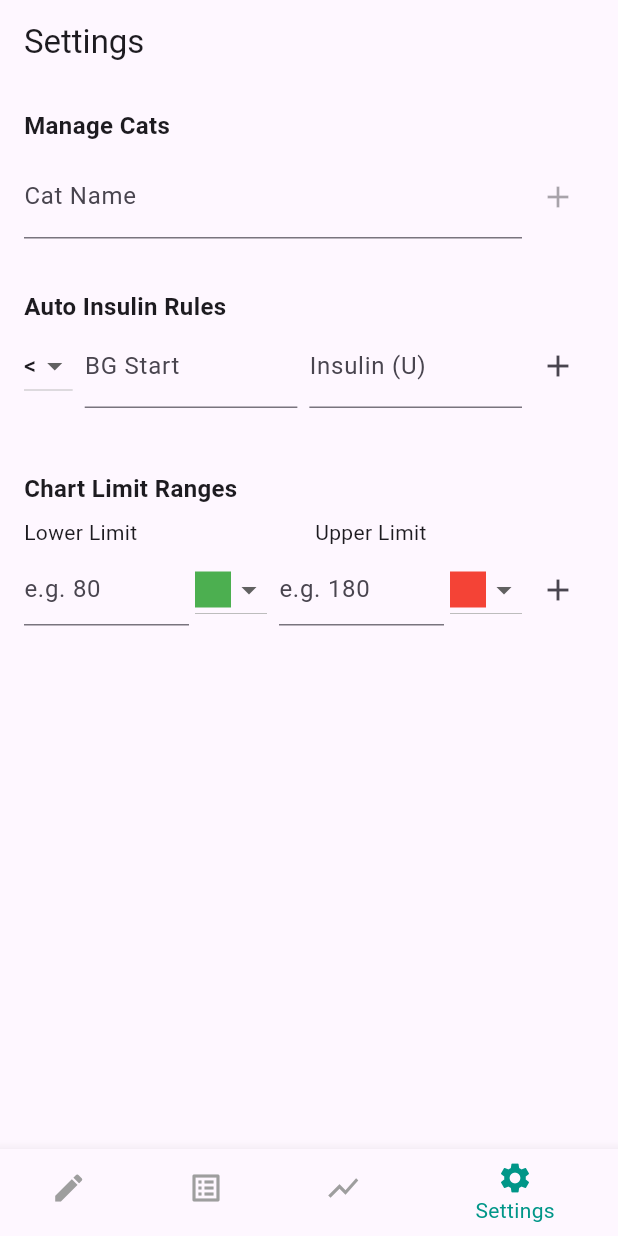
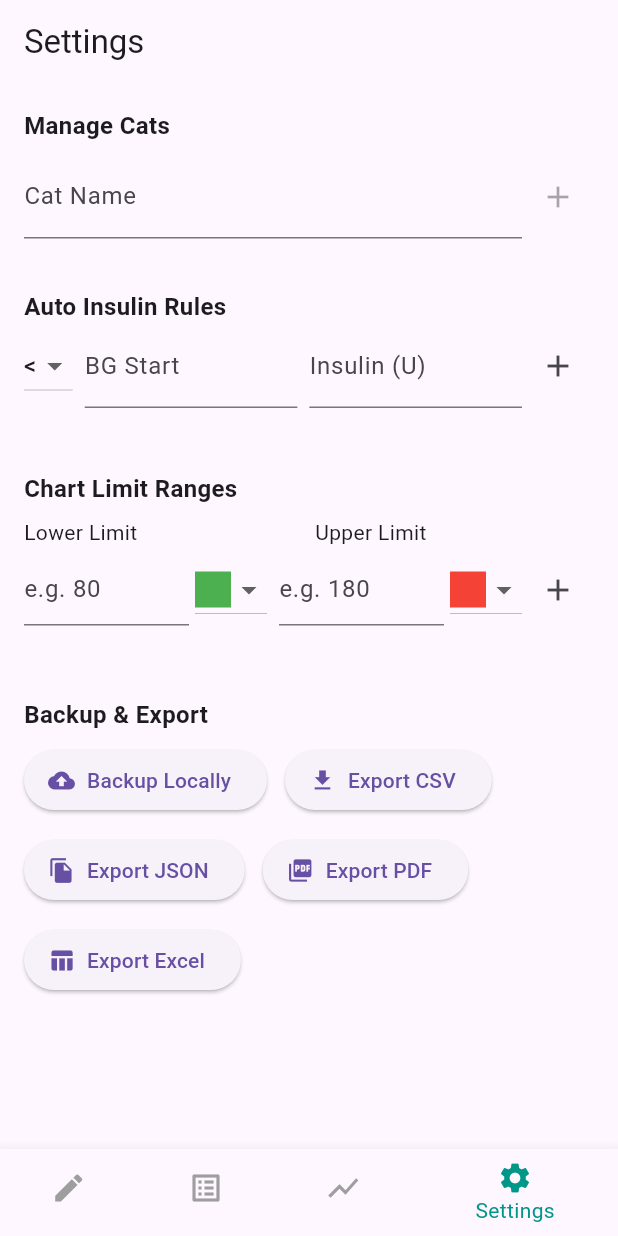
Before and after one commit to markcqhsu/cat_blood_tracker_0416_2, a Flutter app: the screen it shows after launch, item 4 of the bottom bar chosen, on a phone screen of 412 x 824 dp. Run offline on Flutter 3.47's test engine with Material 3 defaults, Android fonts, the phone set to English and light mode, and no system bars; our stand-ins replace csv, file_picker, fl_chart; accounts and stored records are empty.

Commit message:
完成CSV備份

```diff
--- a/lib/screens/settings/settings_screen.dart
+++ b/lib/screens/settings/settings_screen.dart
@@ -1,7 +1,12 @@
 import 'package:flutter/material.dart';
 import 'package:provider/provider.dart';
+import 'package:csv/csv.dart';
+import 'package:file_picker/file_picker.dart';
 import '../../providers/settings_provider.dart';
 import '../../providers/cat_provider.dart';
+import 'dart:io';
+import 'dart:convert';
+import '../../providers/entry_provider.dart';
 
 class SettingsScreen extends StatefulWidget {
   const SettingsScreen({super.key});
@@ -17,7 +22,7 @@ class _SettingsScreenState extends State<SettingsScreen> {
   String _comparison = '<';
   String _newCatName = '';
 
-  List<Map<String, dynamic>> _limitRanges = [];
+  final List<Map<String, dynamic>> _limitRanges = [];
 
   final _availableColors = <Color>[Colors.green, Colors.orange, Colors.red, Colors.blue, Colors.purple];
 
@@ -232,6 +237,93 @@ class _SettingsScreenState extends State<SettingsScreen> {
                 ),
               ),
             )),
+            const SizedBox(height: 32),
+            const Text('Backup & Export', style: TextStyle(fontSize: 16, fontWeight: FontWeight.bold)),
+            const SizedBox(height: 8),
+            Wrap(
+              spacing: 12,
+              runSpacing: 12,
+              children: [
+                ElevatedButton.icon(
+                  icon: const Icon(Icons.backup),
+                  label: const Text('Backup Locally'),
+                  onPressed: () {
+                    // TODO: Implement local backup functionality
+                    ScaffoldMessenger.of(context).showSnackBar(const SnackBar(content: Text('Local backup initiated')));
+                  },
+                ),
+                ElevatedButton.icon(
+                  icon: const Icon(Icons.file_download),
+                  label: const Text('Export CSV'),
+                  onPressed: () async {
+                    try {
+                      final entries = context.read<EntryProvider>().entries;
+                      final rows = [
+                        ['Date', 'Blood Glucose', 'Insulin Dose', 'Weight', 'Cat ID']
+                      ];
+                      for (final e in entries) {
+                        rows.add([
+                          e.dateTime.toIso8601String(),
+                          e.bloodGlucose.toString(),
+                          e.insulinDose.toString(),
+                          e.weight?.toString() ?? '',
+                          e.catID.toString(),
+                        ]);
+                      }
+
+                      final csvString = const ListToCsvConverter().convert(rows);
+
+                      final result = await FilePicker.platform.getDirectoryPath();
+
+                      if (result != null) {
+                        final outputPath = '$result/dm_export.csv';
+                        final file = File(outputPath);
+                        await file.parent.create(recursive: true); // ensure the directory exists
+                        await file.writeAsBytes(utf8.encode(csvString)); // write as bytes
+
+                        if (!context.mounted) return;
+                        ScaffoldMessenger.of(context).showSnackBar(
+                          SnackBar(content: Text('CSV exported to $outputPath')),
+                        );
+                      } else {
+                        if (!context.mounted) return;
+                        ScaffoldMessenger.of(context).showSnackBar(
+                          const SnackBar(content: Text('Export cancelled')),
+                        );
+                      }
+                    } catch (e) {
+                      ScaffoldMessenger.of(context).showSnackBar(
+                        SnackBar(content: Text('CSV export failed: $e')),
+                      );
+                    }
+                  },
+                ),
+                ElevatedButton.icon(
+                  icon: const Icon(Icons.file_copy),
+                  label: const Text('Export JSON'),
+                  onPressed: () {
+                    // TODO: Implement JSON export
+                    ScaffoldMessenger.of(context).showSnackBar(const SnackBar(content: Text('JSON export started')));
+                  },
+                ),
+                ElevatedButton.icon(
+                  icon: const Icon(Icons.picture_as_pdf),
+                  label: const Text('Export PDF'),
+                  onPressed: () {
+                    // TODO: Implement PDF export
+                    ScaffoldMessenger.of(context).showSnackBar(const SnackBar(content: Text('PDF export started')));
+                  },
+                ),
+                ElevatedButton.icon(
+                  icon: const Icon(Icons.table_chart),
+                  label: const Text('Export Excel'),
+                  onPressed: () {
+                    // TODO: Implement Excel export
+                    ScaffoldMessenger.of(context).showSnackBar(const SnackBar(content: Text('Excel export started')));
+                  },
+                ),
+              ],
+            ),
           ],
         ),
       ),
--- a/pubspec.yaml
+++ b/pubspec.yaml
@@ -39,6 +39,8 @@ dependencies:
   path_provider: ^2.1.1
   csv: ^5.0.0
   uuid: ^4.0.0
+  file_picker: ^10.1.2
+  # path_provider: ^2.0.15
 
   # The following adds the Cupertino Icons font to your application.
   # Use with the CupertinoIcons class for iOS style icons.
```
Also changed, not shown: lib/screens/entry/entry_screen.dart (+17 -2 lines), pubspec.lock, 1 other file.
